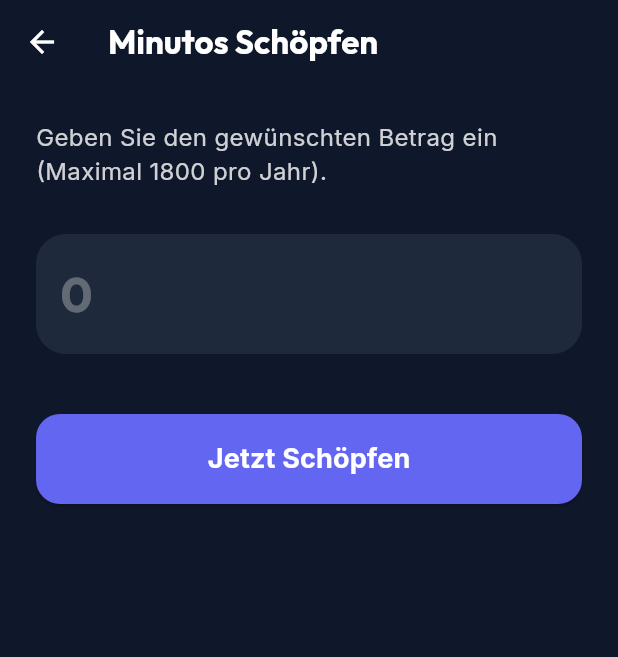
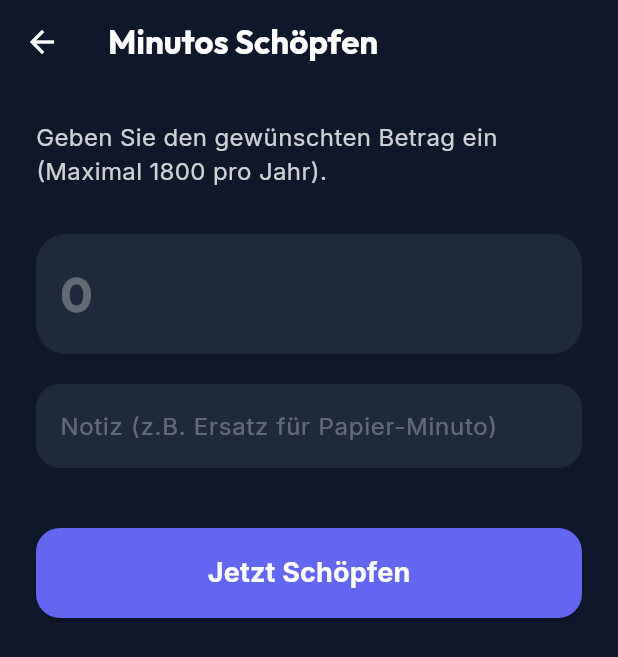
Before and after one commit to megadur/DigiMinuto, a Flutter app: the CreationScreen screen opened directly, on a phone screen of 412 x 824 dp. Shown: the top 657 px of the screen. Run offline on Flutter 3.47's test engine with Material 3 defaults, Android fonts, the phone set to English and light mode, and no system bars; our stand-ins replace barcode_widget, flutter_secure_storage, google_fonts, qr_flutter, shared_preferences, sqflite_common_ffi and 1 more; missing offline and left inert: cryptography, mobile_scanner; accounts and stored records are empty; statements that could not run were skipped.

Commit message:
Feat: Notizfeld (Description) für Minuto Schöpfung hinzugefuegt

```diff
--- a/core_engine/lib/src/models/token.dart
+++ b/core_engine/lib/src/models/token.dart
@@ -9,6 +9,7 @@ class Token {
   final String creatorPubKey;
   final int amount;
   final int creationYear;
+  final String description;
   String? guarantor1Signature;
   String? guarantor2Signature;
   TokenStatus status;
@@ -18,6 +19,7 @@ class Token {
     required this.creatorPubKey,
     required this.amount,
     required this.creationYear,
+    this.description = '',
     this.guarantor1Signature,
     this.guarantor2Signature,
     this.status = TokenStatus.pending,
@@ -29,6 +31,7 @@ class Token {
       'creatorPubKey': creatorPubKey,
       'amount': amount,
       'creationYear': creationYear,
+      'description': description,
       'guarantor1Signature': guarantor1Signature,
       'guarantor2Signature': guarantor2Signature,
       'status': status.name,
@@ -41,6 +44,7 @@ class Token {
       creatorPubKey: json['creatorPubKey'],
       amount: json['amount'],
       creationYear: json['creationYear'],
+      description: json['description'] ?? '',
       guarantor1Signature: json['guarantor1Signature'],
       guarantor2Signature: json['guarantor2Signature'],
       status: TokenStatus.values.firstWhere(
--- a/ui_app/lib/screens/creation_screen.dart
+++ b/ui_app/lib/screens/creation_screen.dart
@@ -1,3 +1,4 @@
+import 'dart:convert';
 import 'package:flutter/material.dart';
 import 'package:google_fonts/google_fonts.dart';
 import 'package:barcode_widget/barcode_widget.dart';
@@ -12,6 +13,7 @@ class CreationScreen extends StatefulWidget {
 
 class _CreationScreenState extends State<CreationScreen> {
   final TextEditingController _amountController = TextEditingController();
+  final TextEditingController _descriptionController = TextEditingController();
   bool _isProcessing = false;
 
   void _onCreate() async {
@@ -31,6 +33,7 @@ class _CreationScreenState extends State<CreationScreen> {
       final token = await AppServices.instance.ledgerService.createToken(
         creator: AppServices.instance.currentIdentity,
         amount: amount,
+        description: _descriptionController.text.trim(),
       );
 
       if (!mounted) return;
@@ -63,7 +66,7 @@ class _CreationScreenState extends State<CreationScreen> {
                 decoration: BoxDecoration(color: Colors.white, borderRadius: BorderRadius.circular(12)),
                 child: BarcodeWidget(
                   barcode: Barcode.qrCode(),
-                  data: 'digiminuto:guarantee:${token.id}:${token.creatorPubKey}:${token.amount}:${token.creationYear}',
+                  data: 'digiminuto:guarantee:${token.id}:${token.creatorPubKey}:${token.amount}:${token.creationYear}:${base64Encode(utf8.encode(token.description))}',
                   width: 200.0,
                   height: 200.0,
                   color: Colors.black,
@@ -145,6 +148,21 @@ class _CreationScreenState extends State<CreationScreen> {
                 ),
               ),
             ),
+            const SizedBox(height: 20),
+            TextField(
+              controller: _descriptionController,
+              style: GoogleFonts.inter(color: textColor),
+              decoration: InputDecoration(
+                filled: true,
+                fillColor: Theme.of(context).colorScheme.surface,
+                hintText: 'Notiz (z.B. Ersatz für Papier-Minuto)',
+                hintStyle: GoogleFonts.inter(color: textColor.withValues(alpha: 0.3)),
+                border: OutlineInputBorder(
+                  borderRadius: BorderRadius.circular(16),
+                  borderSide: BorderSide.none,
+                ),
+              ),
+            ),
             const SizedBox(height: 40),
             SizedBox(
               width: double.infinity,
```
Also changed, not shown: core_engine/lib/src/ledger/ledger_service.dart (+10 -8 lines), ui_app/lib/repository/sqflite_token_repository.dart (+7 -1 lines), ui_app/lib/screens/dashboard_screen.dart (+9 -0 lines), ui_app/lib/screens/guarantee_screen.dart (+24 -1 lines), 10 other files.
